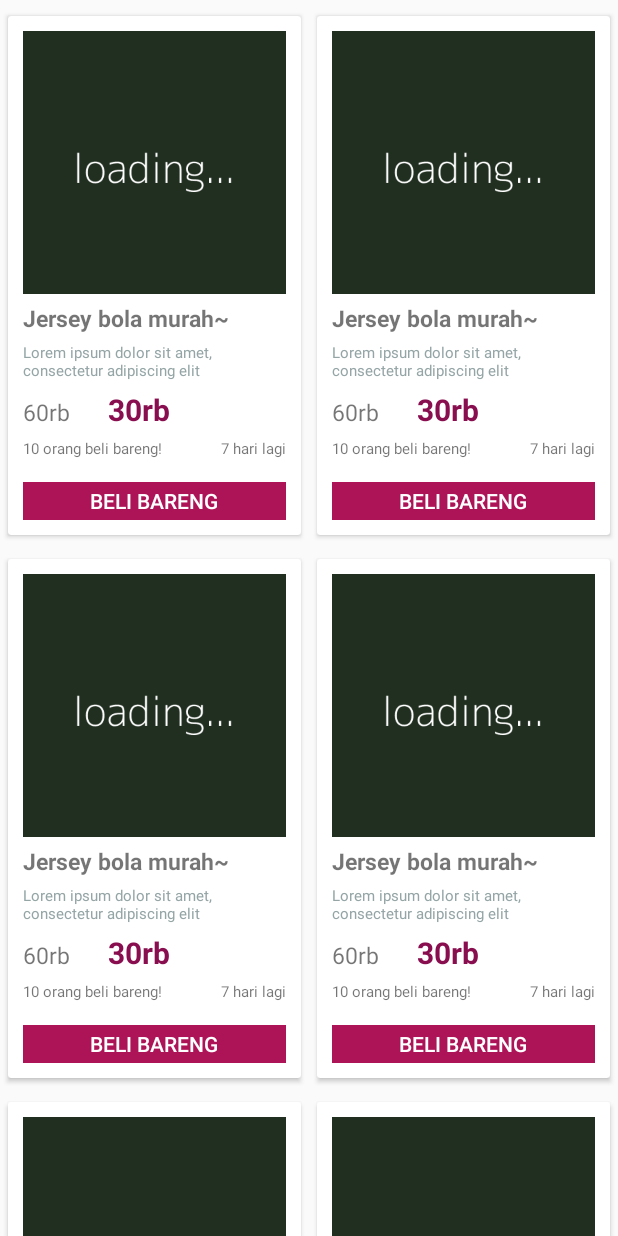
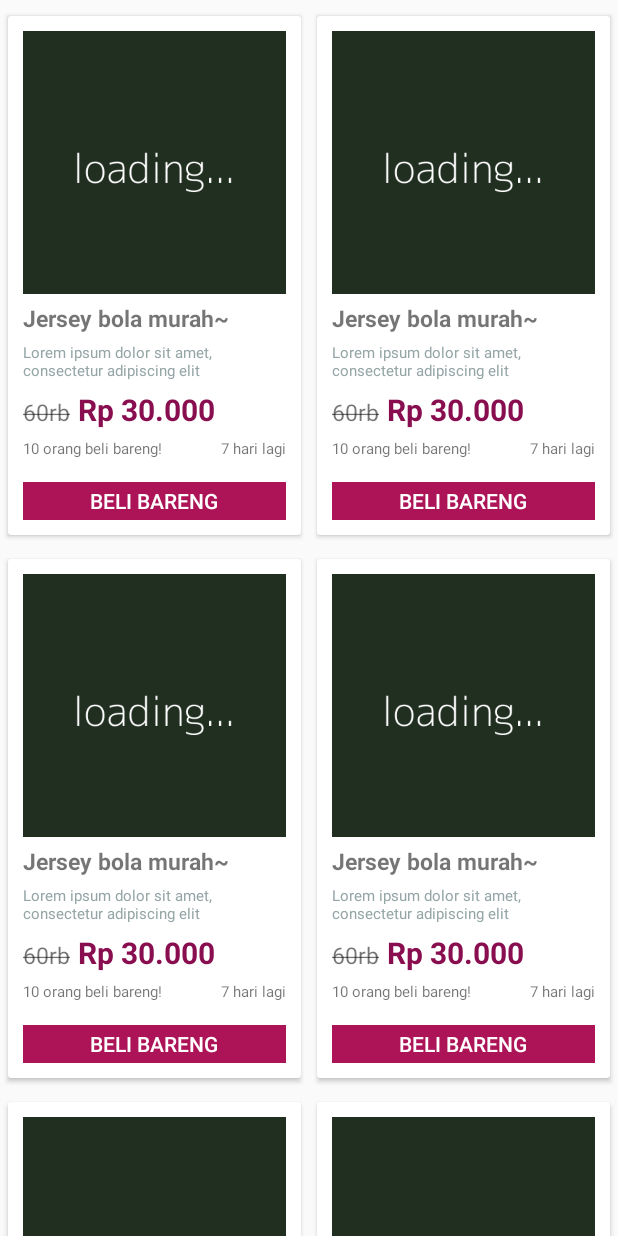
Before and after one commit to ibamibrahim/BukaBareng, an Android app: the SearchResults screen opened directly, with no data from a screen before it, on a phone screen of 412 x 824 dp. Run offline under Robolectric (Android 15) with nearby library versions, the phone set to English and light mode, and no system bars.

Commit message:
rapihin dikit lagi

```diff
--- a/app/src/main/java/com/bukantkpd/bukabareng/SearchResults.java
+++ b/app/src/main/java/com/bukantkpd/bukabareng/SearchResults.java
@@ -28,7 +28,7 @@ public class SearchResults extends AppCompatActivity {
 
         String productName = "Jersey bola murah~";
         String initialProductPrice = "60rb";
-        String groceryProductPrice = "30rb";
+        String groceryProductPrice = "Rp 30.000";
         String boughtQty = "10 orang beli bareng!";
         int productImage = R.drawable.dummy_loading;
         String description = "Lorem ipsum dolor sit amet, consectetur adipiscing elit";
--- a/app/src/main/java/com/bukantkpd/bukabareng/SearchResultsAdapter.java
+++ b/app/src/main/java/com/bukantkpd/bukabareng/SearchResultsAdapter.java
@@ -1,6 +1,7 @@
 package com.bukantkpd.bukabareng;
 
 import android.content.Context;
+import android.graphics.Paint;
 import android.support.v7.widget.RecyclerView;
 import android.view.LayoutInflater;
 import android.view.View;
@@ -46,6 +47,8 @@ public class SearchResultsAdapter extends RecyclerView.Adapter<SearchResultsAdap
         holder.productGroceryPrice.setText(item.getProductGroceryPrice());
         holder.deadline.setText(item.getDeadline());
         holder.productCurrentQtyBuying.setText(item.getProductCurrentQtyBuying());
+
+        holder.productNormalPrice.setPaintFlags(holder.productNormalPrice.getPaintFlags() | Paint.STRIKE_THRU_TEXT_FLAG);
     }
 
     @Override
--- a/app/src/main/res/layout/item_search_results.xml
+++ b/app/src/main/res/layout/item_search_results.xml
@@ -65,7 +65,7 @@
                 android:text="Rp. 500rb"
                 android:textSize="20sp"
                 android:textColor="@color/colorPrimaryDark"
-                android:layout_marginLeft="25dp"
+                android:layout_marginLeft="5dp"
                 android:textStyle="bold"
                 android:id="@+id/grocery_price_search_view"/>
         </LinearLayout>
```
